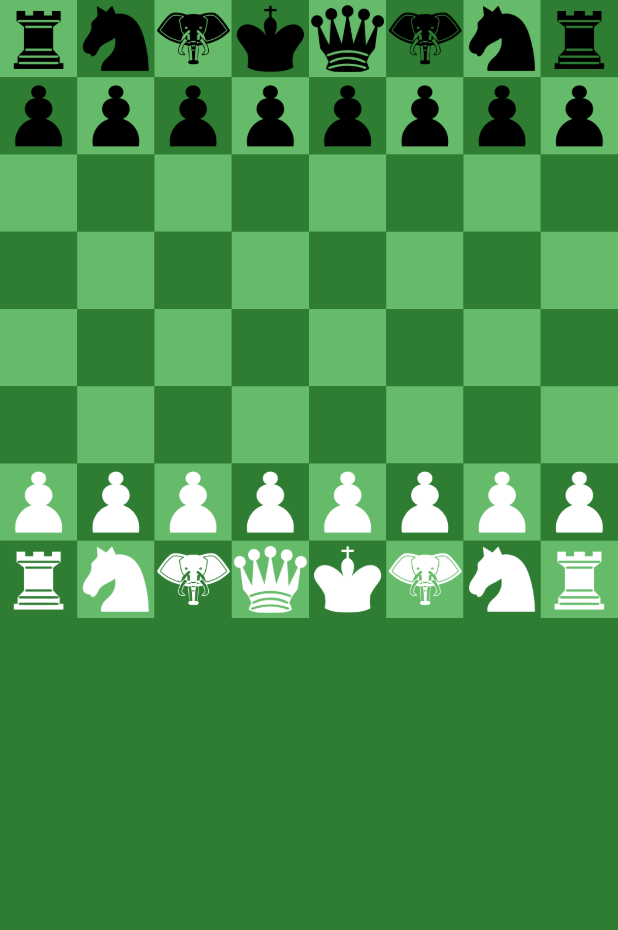
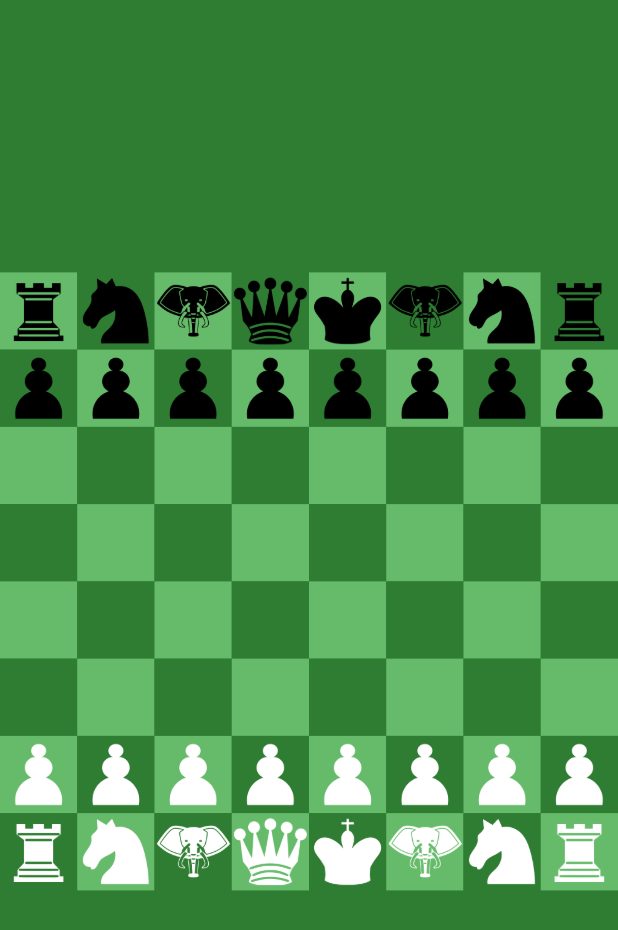
Before and after one commit to Divyanshu-yadav-18/Chaturanga-Ancient_Game, a Flutter app: the screen it shows after launch, on a phone screen of 412 x 824 dp. Shown: the top 930 px of the screen. Run offline on Flutter 3.47's test engine with Material 3 defaults, Android fonts, the phone set to English and light mode, and no system bars.

Commit message:
add condition for check

```diff
--- a/lib/game_board.dart
+++ b/lib/game_board.dart
@@ -1,3 +1,4 @@
+import 'package:chaturang/Components/dead_piece.dart';
 import 'package:chaturang/Components/piece.dart';
 import 'package:chaturang/Components/square.dart';
 import 'package:chaturang/Values/color.dart';
@@ -31,6 +32,24 @@ class _GameBoardState extends State<GameBoard> {
   //each move is represented as list of row and col
 
   List<List<int>> validMoves = [];
+
+  //list of white piece taken
+
+  List<ChaturangPiece> whitePiceTaken = [];
+
+  //list of black piece taken
+
+  List<ChaturangPiece> blackPieceTaken = [];
+
+  //switch players turn
+  bool isWhiteTurn = true;
+
+  //track of kings position
+
+  List<int> whiteKingPosition = [7, 4];
+  List<int> blackKingPosition = [0, 4];
+
+  bool checkStatus = false;
 
   @override
   void initState() {
@@ -124,7 +143,7 @@ class _GameBoardState extends State<GameBoard> {
         imagePath: 'lib/images/b_elephant.png');
     //queen
 
-    newBoard[0][4] = ChaturangPiece(
+    newBoard[0][3] = ChaturangPiece(
         type: ChaturangPieceType.queen,
         isWhite: false,
         imagePath: 'lib/images/b_queen.png');
@@ -135,7 +154,7 @@ class _GameBoardState extends State<GameBoard> {
         imagePath: 'lib/images/b_queen.png');
     //king
 
-    newBoard[0][3] = ChaturangPiece(
+    newBoard[0][4] = ChaturangPiece(
         type: ChaturangPieceType.king,
         isWhite: false,
         imagePath: 'lib/images/b_king.png');
@@ -152,9 +171,11 @@ class _GameBoardState extends State<GameBoard> {
     setState(() {
       //no piece is selected, its the first selestion
       if (selectedPiece == null && board[row][col] != null) {
+        if (board[row][col]!.isWhite == isWhiteTurn) {
           selectedPiece = board[row][col];
           selectedRow = row;
           selectedCol = col;
+        }
       }
 
       //there's a piece already selectedboard
@@ -206,13 +227,13 @@ class _GameBoardState extends State<GameBoard> {
 
         if (isInBoard(row + direction, col - 1) &&
             board[row + direction][col - 1] != null &&
-            board[row + direction][col - 1]!.isWhite) {
+            board[row + direction][col - 1]!.isWhite != piece.isWhite) {
           candidateMoves.add([row + direction, col - 1]);
         }
 
         if (isInBoard(row + direction, col + 1) &&
             board[row + direction][col + 1] != null &&
-            board[row + direction][col + 1]!.isWhite) {
+            board[row + direction][col + 1]!.isWhite != piece.isWhite) {
           candidateMoves.add([row + direction, col + 1]);
         }
 
@@ -351,9 +372,26 @@ class _GameBoardState extends State<GameBoard> {
 
   //Move piece
   void movePiece(int newRow, int newCol) {
+    //if the spot have enemy piece
+    if (board[newRow][newCol] != null) {
+      //add captured piece to the list
+      var capturedPiece = board[newRow][newCol];
+      if (capturedPiece!.isWhite) {
+        whitePiceTaken.add(capturedPiece);
+      } else {
+        blackPieceTaken.add(capturedPiece);
+      }
+    }
+
     //move the piece and clear the old positions
     board[newRow][newCol] = selectedPiece;
     board[selectedRow][selectedCol] = null;
+
+    if (isKingInCheck(!isWhiteTurn)) {
+      checkStatus = true;
+    } else {
+      checkStatus = false;
+    }
 
     //clear selection
     setState(() {
@@ -362,13 +400,63 @@ class _GameBoardState extends State<GameBoard> {
       selectedRow = -1;
       validMoves = [];
     });
+
+    //switch turn
+    isWhiteTurn = !isWhiteTurn;
+  }
+
+  //Is King In Check
+  bool isKingInCheck(bool isWhiteKing) {
+    //get the position of king
+    List<int> kingPosition =
+        isWhiteKing ? whiteKingPosition : blackKingPosition;
+    //check if any enemy piece can attack the king
+    for (int i = 0; i < 8; i++) {
+      for (int j = 0; j < 8; j++) {
+        //skip null square and same color pieces
+        if (board[i][j] == null || board[i][j]!.isWhite == isWhiteKing) {
+          continue;
+        }
+        List<List<int>> pieceValidMoves =
+            calculateRawValidMoves(i, j, board[i][j]);
+
+        //check kings position if in valid move
+        if (pieceValidMoves.any((move) =>
+            move[0] == kingPosition[0] && move[1] == kingPosition[1])) {
+          return true;
+        }
+      }
+    }
+    return false;
   }
 
   @override
   Widget build(BuildContext context) {
     return Scaffold(
       backgroundColor: backGroundColor,
-      body: GridView.builder(
+      body: Column(
+        children: [
+          //white pieces taken
+          Expanded(
+            child: GridView.builder(
+              itemCount: whitePiceTaken.length,
+              physics: const NeverScrollableScrollPhysics(),
+              gridDelegate: const SliverGridDelegateWithFixedCrossAxisCount(
+                  crossAxisCount: 8),
+              itemBuilder: (context, index) => DeadPiece(
+                imagePath: whitePiceTaken[index].imagePath,
+                isWhite: true,
+              ),
+            ),
+          ),
+
+          //Check Status
+
+          Text(checkStatus ? "Check" : ""),
+
+          Expanded(
+            flex: 3,
+            child: GridView.builder(
                 physics: const NeverScrollableScrollPhysics(),
                 itemCount: 8 * 8,
                 gridDelegate: const SliverGridDelegateWithFixedCrossAxisCount(
@@ -398,6 +486,24 @@ class _GameBoardState extends State<GameBoard> {
                     onTap: () => pieceSelected(row, col),
                   );
                 }),
+          ),
+
+          //black pieces taken
+
+          Expanded(
+            child: GridView.builder(
+              itemCount: blackPieceTaken.length,
+              physics: const NeverScrollableScrollPhysics(),
+              gridDelegate: const SliverGridDelegateWithFixedCrossAxisCount(
+                  crossAxisCount: 8),
+              itemBuilder: (context, index) => DeadPiece(
+                imagePath: blackPieceTaken[index].imagePath,
+                isWhite: false,
+              ),
+            ),
+          ),
+        ],
+      ),
     );
   }
 }
```
Lines whose indentation alone changed are shown as unchanged.
